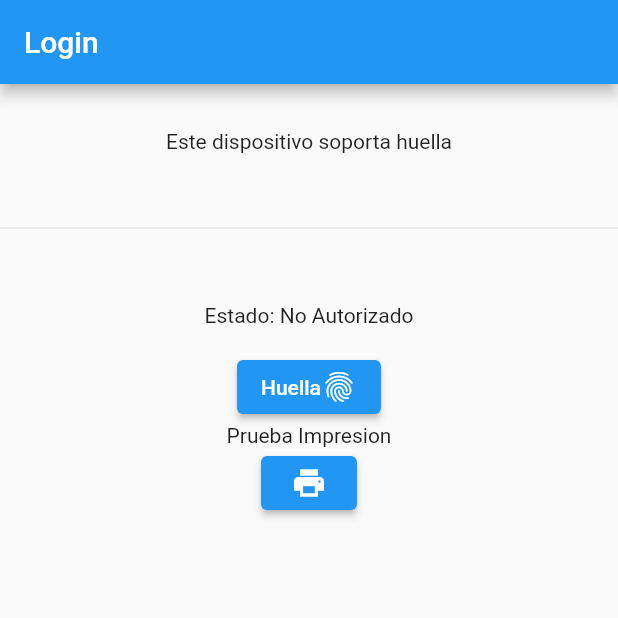
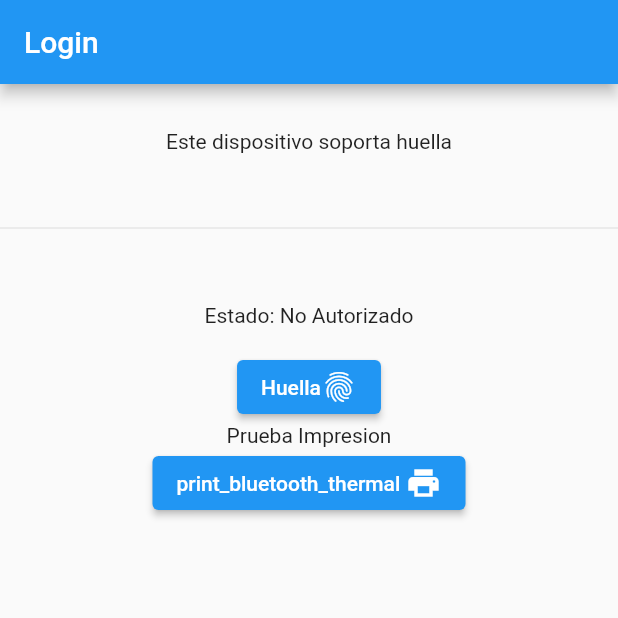
Before and after one commit to andreyjr08/bloc, a Flutter app: the screen it shows after launch, on a phone screen of 412 x 824 dp, the top half of it. Run offline on Flutter 3.47's test engine with Material 2 defaults, Android fonts, the phone set to English and light mode, and no system bars; our stand-ins replace bloc, flutter_bloc, local_auth; missing offline and left inert: esc_pos_utils, print_bluetooth_thermal.

```diff
--- a/lib/pages/auth.dart
+++ b/lib/pages/auth.dart
@@ -179,6 +179,7 @@ class _AuthState extends State<Auth> {
                             child: Row(
                               mainAxisSize: MainAxisSize.min,
                               children: [
+                                Text('print_bluetooth_thermal '),
                                 Icon(Icons.print),
                               ],
                             ),
--- a/lib/pages/bluetooth_print.dart
+++ b/lib/pages/bluetooth_print.dart
@@ -131,6 +131,8 @@ class _BluetoothPrint extends State<BluetoothPrint> {
           width: PosTextSize.size2,
         ));
 
+
+
     // Print image:
     final ByteData data = await rootBundle.load('assets/logo.png');
     final Uint8List bytes = data.buffer.asUint8List();
--- a/pubspec.yaml
+++ b/pubspec.yaml
@@ -33,7 +33,7 @@ dependencies:
   local_auth: ^1.1.4
   print_bluetooth_thermal: ^0.0.8
   provider: ^5.0.0
-  path_provider: ^1.6.24
+  path_provider: ^2.0.1
   http:
   esc_pos_utils: ^0.4.9
 
```
Also changed, not shown: pubspec.lock.
